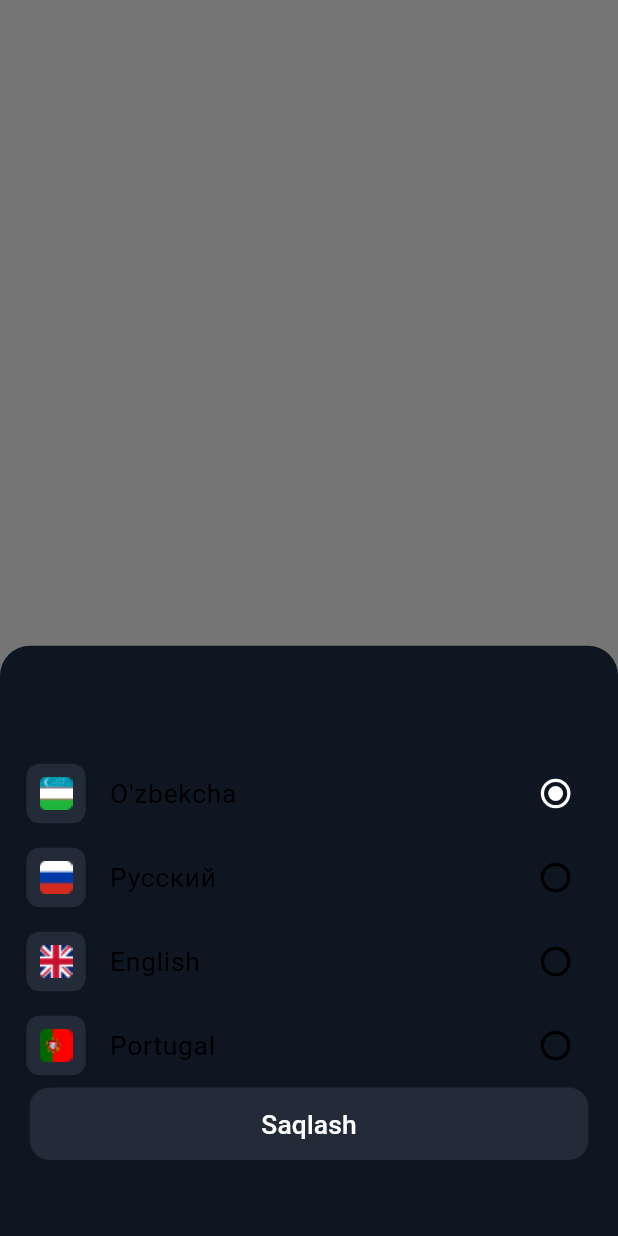
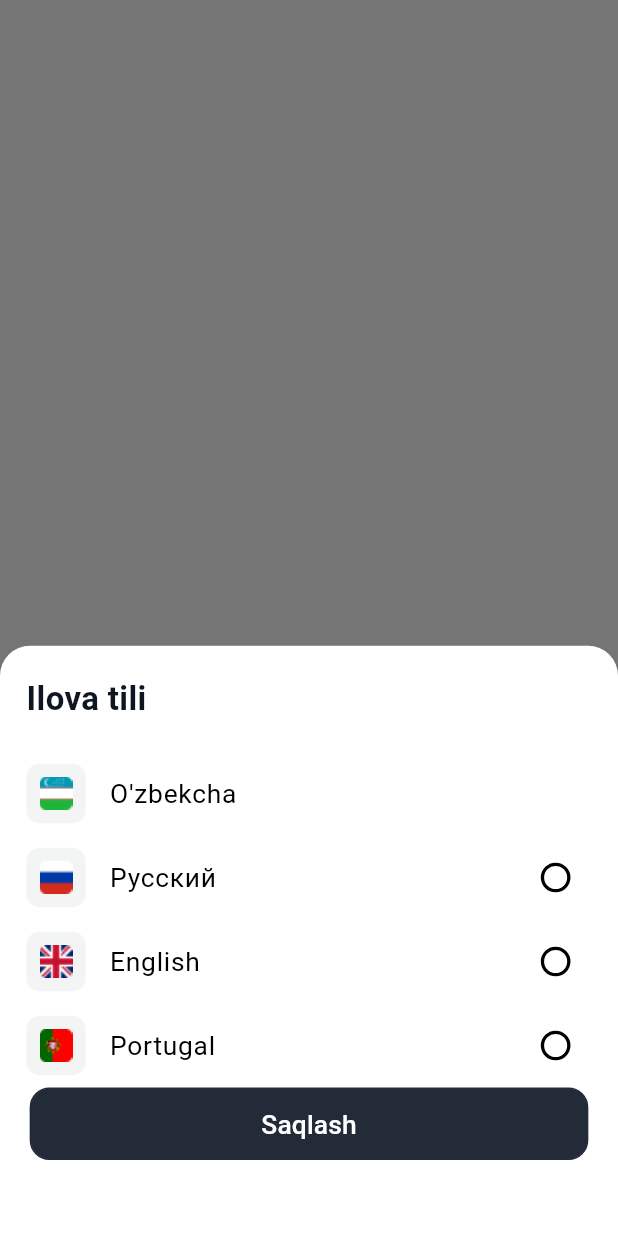
Before and after one commit to muhammadxoja-sayfidinov/kenja_app, a Flutter app: what showLanguageSelectionSheet() shows on an empty page, opened directly, on a phone screen of 412 x 824 dp. Run offline on Flutter 3.47's test engine with Material 3 defaults, Android fonts, the phone set to English and light mode, and no system bars; our stand-ins replace adaptive_theme, flutter_riverpod, flutter_screenutil, flutter_secure_storage, flutter_svg, shared_preferences and 2 more; missing offline and left inert: d_chart; accounts and stored records are empty; network calls fail.

Commit message:
register new

```diff
--- a/lib/presentation/widgets/chooseLanguage.dart
+++ b/lib/presentation/widgets/chooseLanguage.dart
@@ -1,4 +1,5 @@
 import 'package:flutter/material.dart';
+import 'package:flutter_riverpod/flutter_riverpod.dart';
 import 'package:flutter_screenutil/flutter_screenutil.dart';
 import 'package:kenja_app/core/constants/styles.dart';
 import 'package:kenja_app/presentation/widgets/next_bottom.dart';
@@ -6,12 +7,14 @@
 import '../../core/constants/colors.dart';
 
 void showLanguageSelectionSheet(BuildContext context) {
+  bool isDark = Theme.of(context).brightness == Brightness.dark;
+
   showModalBottomSheet(
     context: context,
     shape: const RoundedRectangleBorder(
       borderRadius: BorderRadius.vertical(top: Radius.circular(20.0)),
     ),
-    backgroundColor: mainDarkColor,
+    backgroundColor: isDark ? mainDarkColor : Colors.white,
     isScrollControlled: true,
     builder: (context) {
       return Padding(
@@ -27,14 +30,16 @@
   );
 }
 
-class LanguageSelectionSheet extends StatefulWidget {
+class LanguageSelectionSheet extends ConsumerStatefulWidget {
   const LanguageSelectionSheet({super.key});
 
   @override
-  _LanguageSelectionSheetState createState() => _LanguageSelectionSheetState();
+  ConsumerState<LanguageSelectionSheet> createState() =>
+      _LanguageSelectionSheetSate();
 }
 
-class _LanguageSelectionSheetState extends State<LanguageSelectionSheet> {
+class _LanguageSelectionSheetSate
+    extends ConsumerState<LanguageSelectionSheet> {
   String? selectedLanguage = 'O\'zbekcha';
 
   final List<Map<String, String>> languages = [
@@ -46,6 +51,8 @@
 
   @override
   Widget build(BuildContext context) {
+    bool isDark = Theme.of(context).brightness == Brightness.dark;
+
     return Column(
       mainAxisSize: MainAxisSize.min,
       crossAxisAlignment: CrossAxisAlignment.start,
@@ -62,7 +69,8 @@
                 width: 36.w,
                 height: 36.w,
                 decoration: BoxDecoration(
-                    color: darkColor, borderRadius: BorderRadius.circular(8.r)),
+                    color: isDark ? darkColor : darker,
+                    borderRadius: BorderRadius.circular(8.r)),
                 padding: EdgeInsets.all(8.w),
                 child: Image.asset(
                   languages[index]['flag']!,
```
Also changed, not shown: 1 other file.
